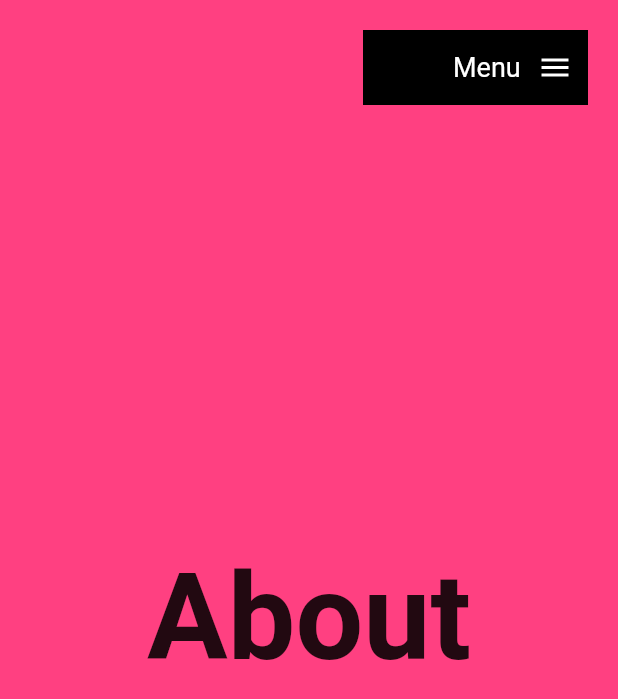
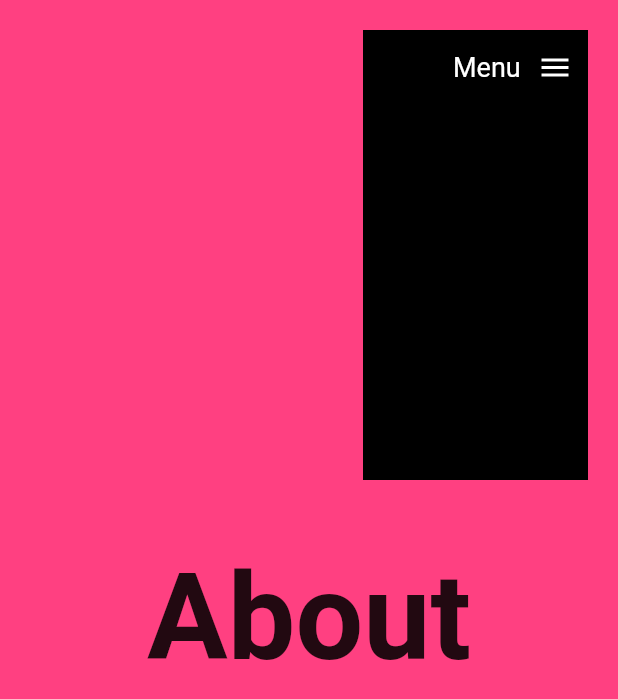
Before and after one commit to eliezerantonio/flutter-web, a Flutter app: the screen it shows after launch, scrolled down 576 dp, after a tap on "Menu", on a phone screen of 412 x 824 dp. Shown: the top 699 px of the screen. Run offline on Flutter 3.47's test engine with Material 2 defaults, Android fonts, the phone set to English and light mode, and no system bars; our stand-ins replace fluro, get_it, google_fonts.

Commit message:
animated container

```diff
--- a/leading_page/lib/ui/shared/custom_app_menu.dart
+++ b/leading_page/lib/ui/shared/custom_app_menu.dart
@@ -34,11 +34,38 @@ class _CustomAppMenuState extends State<CustomAppMenu>
             isOpen = !isOpen;
           });
         },
-        child: Container(
+        child: AnimatedContainer(
           padding: EdgeInsets.symmetric(horizontal: 10),
           width: 150,
+          height: isOpen ? 300 : 50,
+          color: Colors.black,
+          duration: Duration(milliseconds: 200),
+          child: Column(
+            children: [
+              _MenuTile(isOpen: isOpen, controller: controller),
+            ],
+          ),
+        ),
+      ),
+    );
+  }
+}
+
+class _MenuTile extends StatelessWidget {
+  const _MenuTile({
+    Key? key,
+    required this.isOpen,
+    required this.controller,
+  }) : super(key: key);
+
+  final bool isOpen;
+  final AnimationController controller;
+
+  @override
+  Widget build(BuildContext context) {
+    return Container(
+      width: 150,
       height: 50,
-          color: Colors.black,
       child: Row(
         children: [
           AnimatedContainer(
@@ -61,8 +88,6 @@ class _CustomAppMenuState extends State<CustomAppMenu>
           )
         ],
       ),
-        ),
-      ),
     );
   }
 }
```
Also changed, not shown: leading_page/lib/ui/shared/custom_menu_item.dart (added, +38 -0 lines). Lines whose indentation alone changed are shown as unchanged.
